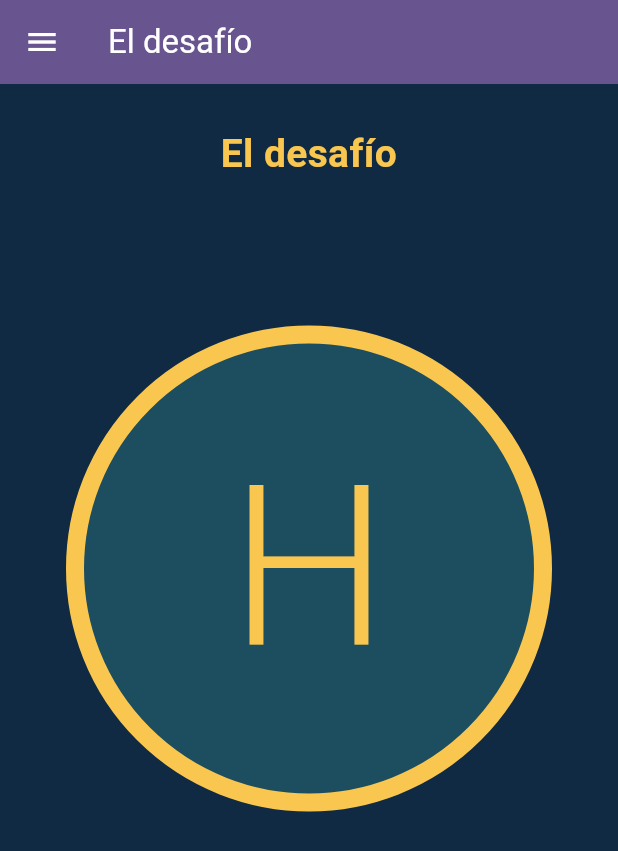
After one commit to DavidFGPicasso/tareas_flutter_2026-2027, a Flutter app: the Actividad9 screen opened by its route, on a phone screen of 412 x 824 dp. The commit adds this screen. Shown: the top 851 px of the screen. Run offline on Flutter 3.47's test engine with Material 3 defaults, Android fonts, the phone set to English and light mode, and no system bars; our stand-ins replace auto_size_text, google_fonts; network calls fail.

Commit message:
Entrega 2

```diff
--- a/lib/main.dart
+++ b/lib/main.dart
@@ -27,6 +27,7 @@ class MyApp extends StatelessWidget {
         '/actividad6': (_) => const Actividad6(),
         '/actividad7': (_) => const Actividad7(),
         '/actividad8': (_) => const Actividad8(),
+        '/actividad9': (_) => const Actividad9(),
       },
     );
   }
--- a/lib/screens.dart
+++ b/lib/screens.dart
@@ -7,3 +7,4 @@ export 'screens/actividad5.dart';
 export 'screens/actividad6.dart';
 export 'screens/actividad7.dart';
 export 'screens/actividad8.dart';
+export 'screens/actividad9.dart';
--- a/lib/screens/actividad3.dart
+++ b/lib/screens/actividad3.dart
@@ -17,6 +17,7 @@ class Actividad3 extends StatelessWidget {
       body: Padding(
         padding: const EdgeInsets.only(top: 24),
         child: Column(
+          // children con las imagenes.
           children: [
             Image.asset('assets/images/specialweek.webp', height: 100),
             Image.asset('assets/images/tokaiteio.webp', height: 100),
--- a/lib/screens/actividad6.dart
+++ b/lib/screens/actividad6.dart
@@ -45,7 +45,7 @@ class Actividad6 extends StatelessWidget {
             _textRow(
               color: Colors.green.shade100,
               child: const Text(
-                'Tercera fila: una fuente monoespaciada muestra otro texto muy largo '
+                'Tercera fila: Una fuente monospace que muestra otro texto muy largo provocando '
                 'que tampoco cabe en su contenedor.',
                 maxLines: 2,
                 overflow: TextOverflow.clip,
@@ -57,7 +57,7 @@ class Actividad6 extends StatelessWidget {
       ),
     );
   }
-
+  // Widget para las filas de diferentes textos.
   Widget _textRow({required Color color, required Widget child}) {
     return Container(
       width: double.infinity,
--- a/lib/screens/actividad8.dart
+++ b/lib/screens/actividad8.dart
@@ -19,7 +19,7 @@ class Actividad8 extends StatelessWidget {
     return Scaffold(
       drawer: const CustomDrawer(),
       appBar: AppBar(
-        title: const Text('Imágenes Responsive'),
+        title: const Text('Actividad 8'),
         backgroundColor: Theme.of(context).colorScheme.primary,
         foregroundColor: Theme.of(context).colorScheme.onPrimary,
       ),
--- /dev/null
+++ b/lib/screens/actividad9.dart
@@ -0,0 +1,73 @@
+import 'package:flutter/material.dart';
+
+import '../widgets/custom_drawer.dart';
+// actividad del desafio.
+class Actividad9 extends StatelessWidget {
+  const Actividad9({super.key});
+
+  @override
+  Widget build(BuildContext context) {
+    final colorScheme = Theme.of(context).colorScheme;
+
+    return Scaffold(
+      drawer: CustomDrawer(),
+      appBar: AppBar(
+        title: const Text('El desafío'),
+        backgroundColor: colorScheme.primary,
+        foregroundColor: colorScheme.onPrimary,
+      ),
+      backgroundColor: const Color(0xFF102A43),
+      body: SafeArea(
+        child: SingleChildScrollView(
+          padding: const EdgeInsets.fromLTRB(44, 28, 44, 36),
+          child: Column(
+            crossAxisAlignment: CrossAxisAlignment.start,
+            children: [
+              const Align(
+                alignment: Alignment.center,
+                child: Text(
+                  'El desafío',
+                  textAlign: TextAlign.center,
+                  style: TextStyle(
+                    color: Color(0xFFF9C74F),
+                    fontSize: 26,
+                    fontWeight: FontWeight.bold,
+                  ),
+                ),
+              ),
+              const SizedBox(height: 96),
+              Center(
+                child: ConstrainedBox(
+                  constraints: const BoxConstraints(maxWidth: 470),
+                  child: AspectRatio(
+                    aspectRatio: 1,
+                    child: DecoratedBox(
+                      decoration: const BoxDecoration(
+                        color: Color(0xFF1D4E5F),
+                        shape: BoxShape.circle,
+                        border: Border.fromBorderSide(
+                          BorderSide(color: Color(0xFFF9C74F), width: 12),
+                        ),
+                      ),
+                      child: const Center(
+                        child: Text(
+                          'H',
+                          style: TextStyle(
+                            color: Color(0xFFF9C74F),
+                            fontSize: 150,
+                            fontWeight: FontWeight.w300,
+                            height: 1,
+                          ),
+                        ),
+                      ),
+                    ),
+                  ),
+                ),
+              ),
+            ],
+          ),
+        ),
+      ),
+    );
+  }
+}
--- a/lib/widgets/custom_drawer.dart
+++ b/lib/widgets/custom_drawer.dart
@@ -33,6 +33,7 @@ class CustomDrawer extends StatelessWidget {
             _drawerItem(context, 'Actividad 6', '/actividad6', Icons.filter_6),
             _drawerItem(context, 'Actividad 7', '/actividad7', Icons.filter_7),
             _drawerItem(context, 'Actividad 8', '/actividad8', Icons.filter_8),
+            _drawerItem(context, 'Actividad 9', '/actividad9', Icons.filter_9),
           ],
         ),
       ),
```
Also changed, not shown: lib/screens/actividad7.dart (+40 -31 lines).
